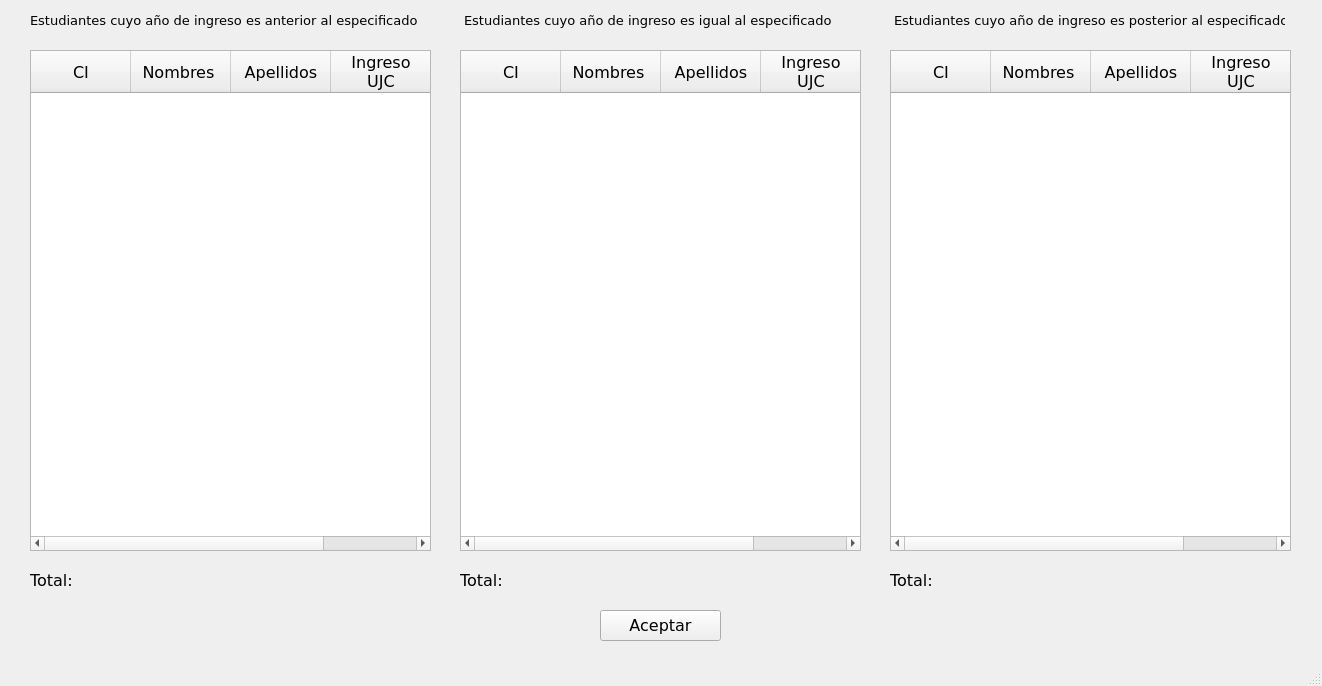
Before: the Qt Designer form Proyecto_Optativa/ufrmmilitancyupdated.ui in RedAlf121/ProyectoFicherosCpp, drawn with Qt 5.
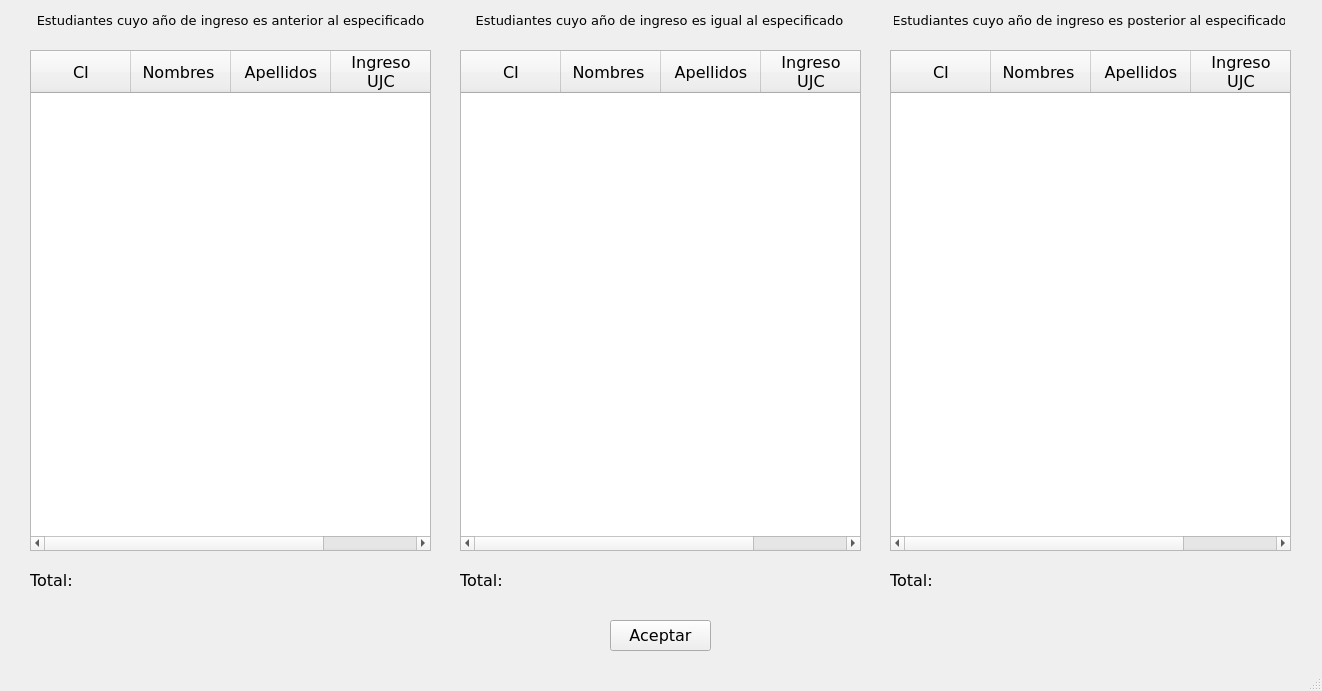
After: the same form once the commit is applied.

The edit to the form file:
```diff
--- a/Proyecto_Optativa/ufrmmilitancyupdated.ui
+++ b/Proyecto_Optativa/ufrmmilitancyupdated.ui
@@ -7,7 +7,7 @@
     <x>0</x>
     <y>0</y>
     <width>1322</width>
-    <height>686</height>
+    <height>691</height>
    </rect>
   </property>
   <property name="font">
@@ -38,6 +38,9 @@
     <property name="text">
      <string>Estudiantes cuyo año de ingreso es anterior al especificado</string>
     </property>
+    <property name="alignment">
+     <set>Qt::AlignCenter</set>
+    </property>
    </widget>
    <widget class="QLabel" name="labelSameYear">
     <property name="geometry">
@@ -57,6 +60,9 @@
     <property name="text">
      <string>Estudiantes cuyo año de ingreso es igual al especificado</string>
     </property>
+    <property name="alignment">
+     <set>Qt::AlignCenter</set>
+    </property>
    </widget>
    <widget class="QLabel" name="labelElderYears">
     <property name="geometry">
@@ -76,6 +82,9 @@
     <property name="text">
      <string>Estudiantes cuyo año de ingreso es posterior al especificado</string>
     </property>
+    <property name="alignment">
+     <set>Qt::AlignCenter</set>
+    </property>
    </widget>
    <widget class="QTableWidget" name="tableStudents">
     <property name="geometry">
@@ -266,9 +275,9 @@
    <widget class="QPushButton" name="pshBtrMilitancyAccept">
     <property name="geometry">
      <rect>
-      <x>600</x>
-      <y>610</y>
-      <width>121</width>
+      <x>610</x>
+      <y>620</y>
+      <width>101</width>
       <height>31</height>
      </rect>
     </property>
```
Left out of the diff: 20 changed lines with no effect on the pictures.
